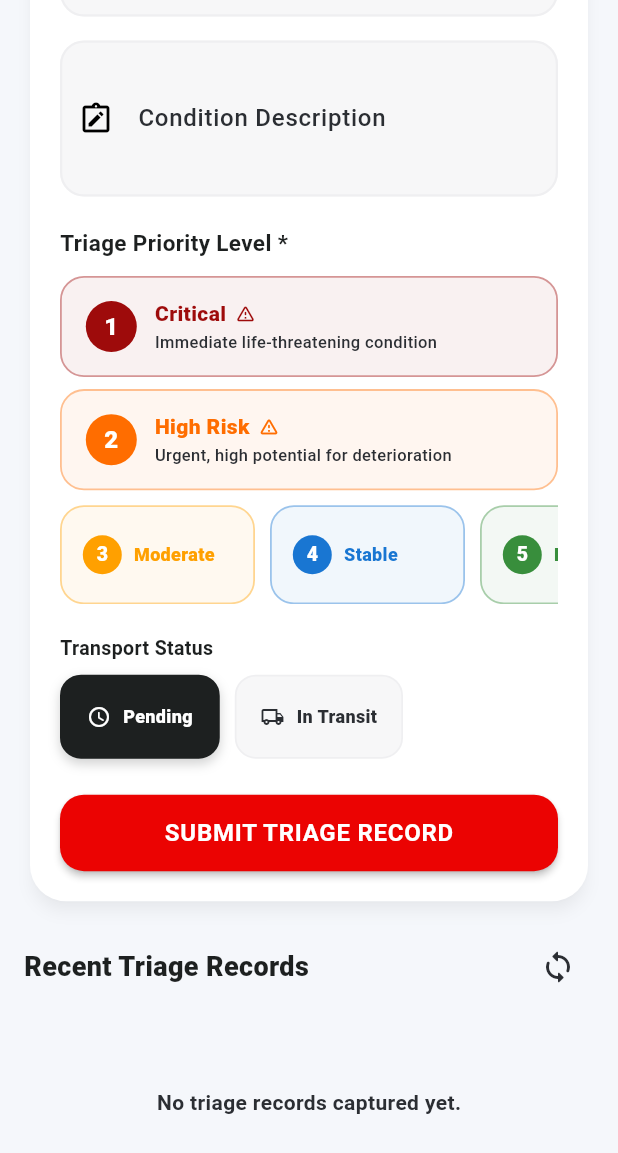
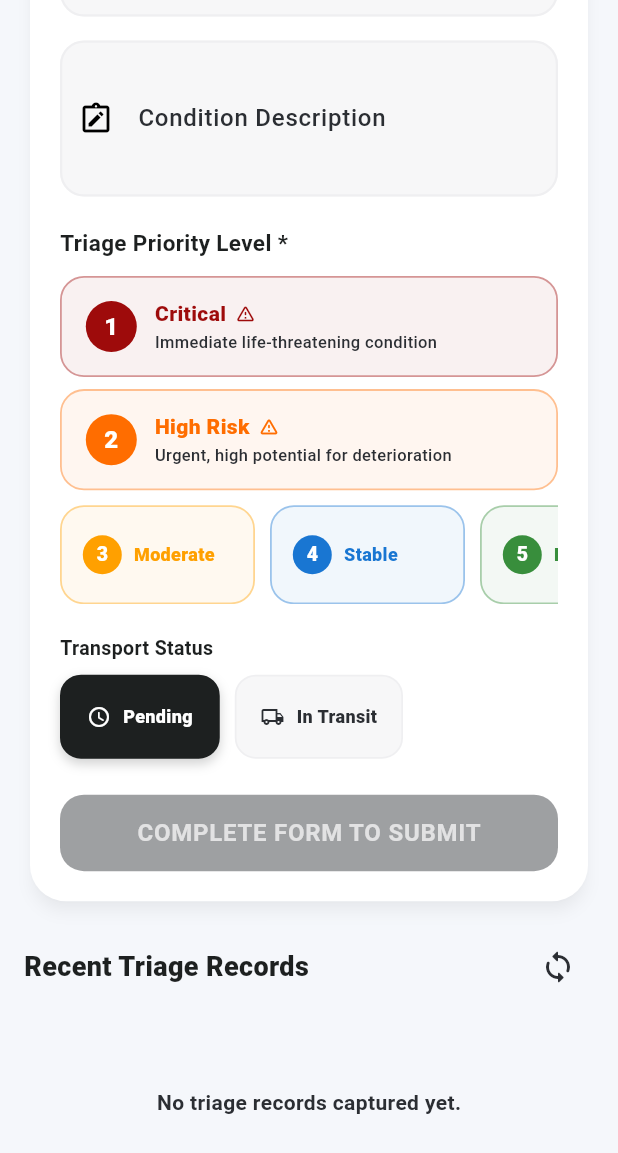
Before and after one commit to Davisdavy/emkfoundation_triage, a Flutter app: the screen it shows after launch, scrolled down 235 dp, on a phone screen of 412 x 824 dp. Shown: the top 1153 px of the screen. Run offline on Flutter 3.47's test engine with Material 3 defaults, Android fonts, the phone set to English and light mode, and no system bars; our stand-ins replace connectivity_plus, hive, hive_flutter; accounts and stored records are empty.

Commit message:
feat: submit button greyed out until name, condition and priority are all filled

```diff
--- a/lib/features/triage/screens/triage_screen.dart
+++ b/lib/features/triage/screens/triage_screen.dart
@@ -23,10 +23,21 @@ class _TriageScreenState extends State<TriageScreen> with WidgetsBindingObserver
   int? _selectedPriority;
   TriageStatus _selectedStatus = TriageStatus.pending;
 
+  /// True only when all required fields are non-empty and priority is chosen.
+  bool get _isFormReady =>
+      _nameController.text.trim().isNotEmpty &&
+      _conditionController.text.trim().isNotEmpty &&
+      _selectedPriority != null;
+
+  void _onFieldChanged() => setState(() {});
+
   @override
   void initState() {
     super.initState();
     WidgetsBinding.instance.addObserver(this);
+    // Rebuild on every keystroke so the button state is always current.
+    _nameController.addListener(_onFieldChanged);
+    _conditionController.addListener(_onFieldChanged);
 
     WidgetsBinding.instance.addPostFrameCallback((_) {
       final syncService = Provider.of<SyncService>(context, listen: false);
@@ -351,19 +362,33 @@ class _TriageScreenState extends State<TriageScreen> with WidgetsBindingObserver
                                   ),
                                 ),
                                 const SizedBox(height: 24),
-                                // Submit Button
-                                ElevatedButton(
-                                  onPressed: provider.isLoading ? null : _submitForm,
+                                // Submit Button — disabled until all fields are filled.
+                                AnimatedOpacity(
+                                  duration: const Duration(milliseconds: 250),
+                                  opacity: _isFormReady && !provider.isLoading ? 1.0 : 0.45,
+                                  child: ElevatedButton(
+                                    onPressed:
+                                        provider.isLoading || !_isFormReady ? null : _submitForm,
+                                    style: ElevatedButton.styleFrom(
+                                      disabledBackgroundColor: AppTheme.tertiary,
+                                      disabledForegroundColor: Colors.white70,
+                                    ),
                                     child: provider.isLoading
                                         ? const SizedBox(
                                             height: 24,
                                             width: 24,
                                             child: CircularProgressIndicator(
                                               strokeWidth: 2.5,
-                                            valueColor: AlwaysStoppedAnimation<Color>(Colors.white),
+                                              valueColor:
+                                                  AlwaysStoppedAnimation<Color>(Colors.white),
                                             ),
                                           )
-                                      : const Text('SUBMIT TRIAGE RECORD'),
+                                        : Text(
+                                            _isFormReady
+                                                ? 'SUBMIT TRIAGE RECORD'
+                                                : 'COMPLETE FORM TO SUBMIT',
+                                          ),
+                                  ),
                                 ),
                               ],
                             ),
```
Lines whose indentation alone changed are shown as unchanged.
